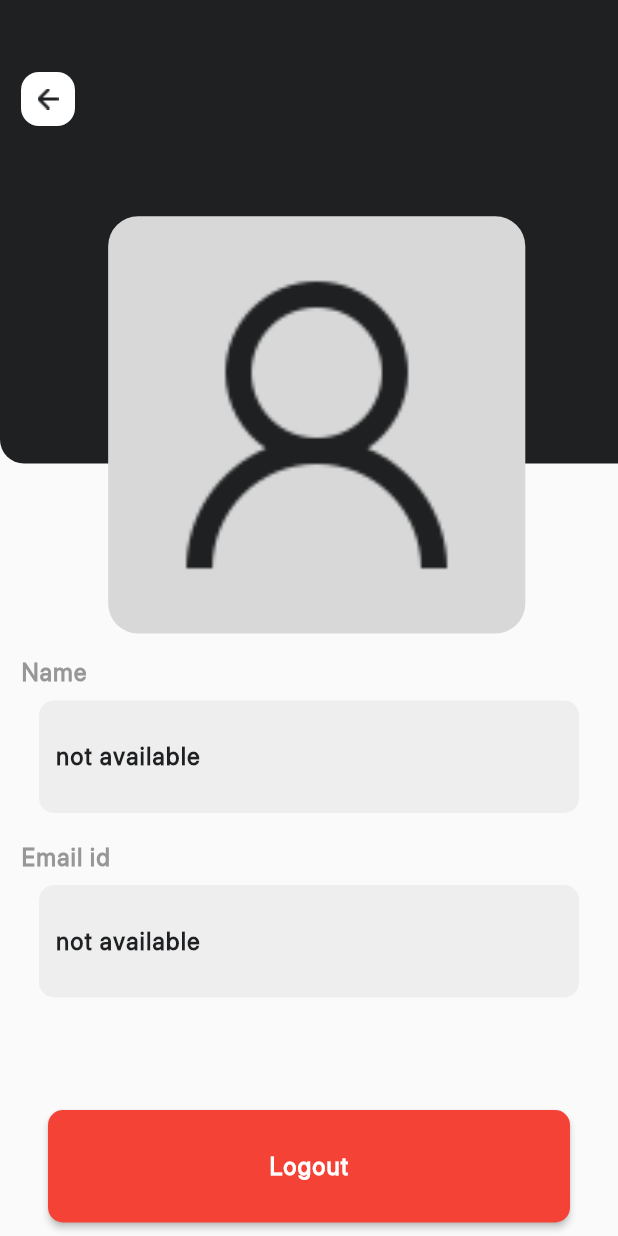
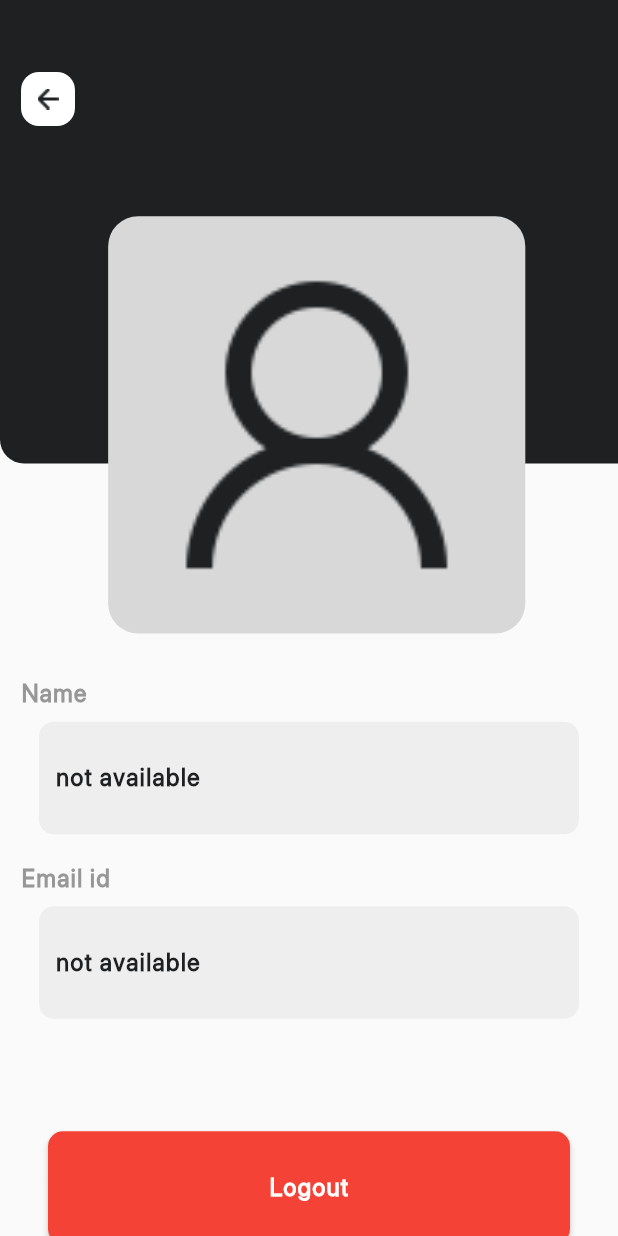
Before and after one commit to subramanian42/shopsavvy, a Flutter app: the ProfileScreen screen opened by its route, on a phone screen of 412 x 824 dp. Run offline on Flutter 3.47's test engine with Material 2 defaults, Android fonts, the light colour scheme and no system bars; our stand-ins replace cloud_functions, firebase_auth, firebase_core, flutter_bloc, go_router, google_sign_in; missing offline and left inert: flutter_facebook_auth, linkedin_login; accounts and stored records are empty; network calls fail; project files that could hold a hidden picture were left out.

Commit message:
fix: add constraint based spacing

```diff
--- a/lib/presentation/profile/view/widgets/profile_detail.dart
+++ b/lib/presentation/profile/view/widgets/profile_detail.dart
@@ -27,7 +27,7 @@ class ProfileDetail extends StatelessWidget {
         crossAxisAlignment: CrossAxisAlignment.start,
         children: [
           SizedBox(
-            height: 130,
+            height: constraints.maxHeight * 0.175,
           ),
           CustomLabel(label: "Name"),
           SizedBox(
```
